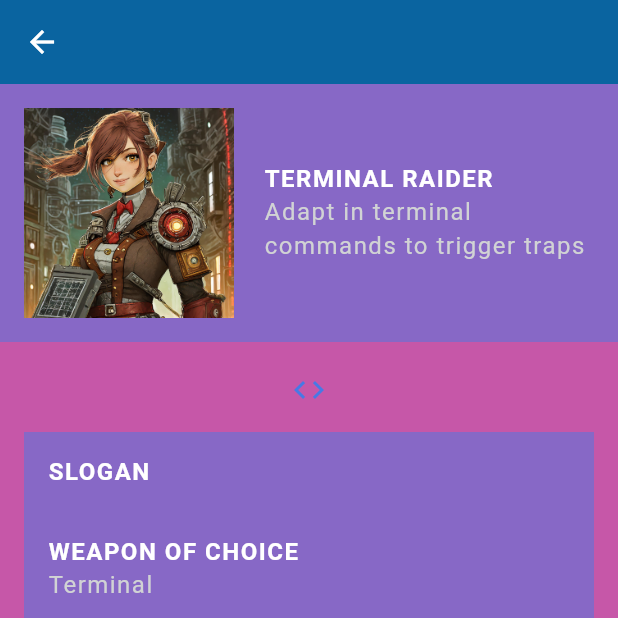
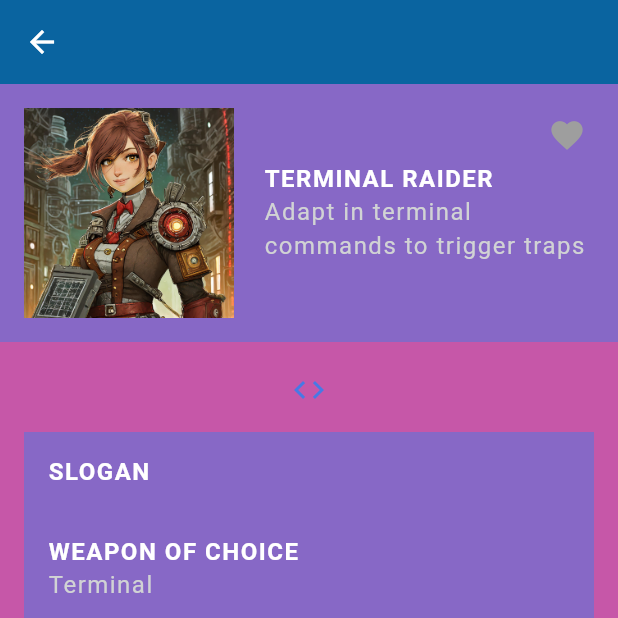
Before and after one commit to McMaurice/chelsea_players, a Flutter app: the Profile screen opened directly with empty values, on a phone screen of 412 x 824 dp, the top half of it. Run offline on Flutter 3.47's test engine with Material 3 defaults, Android fonts, the phone set to English and light mode, and no system bars; our stand-ins replace cloud_firestore, firebase_core, google_fonts; accounts and stored records are empty; Roboto replaces fonts that are missing (Kanit).

Commit message:
Added Animations to the apps and also make some UI adjustments

```diff
--- a/lib/screens/home/character_card.dart
+++ b/lib/screens/home/character_card.dart
@@ -11,14 +11,25 @@ class PlayerCard extends StatelessWidget {
 
   @override
   Widget build(BuildContext context) {
-    return Card(
+    return GestureDetector(
+      // makes whole card tappable with ripple
+      onTap: () {
+        Navigator.push(
+          context,
+          MaterialPageRoute(builder: (ctx) => Profile(character: character)),
+        );
+      },
+      child: Card(
         child: Padding(
           padding: const EdgeInsets.symmetric(horizontal: 16, vertical: 16),
           child: Row(
             children: [
-            Image.asset(
+              Hero(
+                tag: character.id,
+                child: Image.asset(
                   'assets/img/vocations/${character.vocation.image}',
                   width: 80,
+                ),
               ),
               const SizedBox(width: 20),
 
@@ -31,22 +42,13 @@ class PlayerCard extends StatelessWidget {
               ),
 
               const Expanded(child: SizedBox()),
-            IconButton(
-              onPressed: () {
-                Navigator.push(
-                  context,
-                  MaterialPageRoute(
-                    builder: (ctx) => Profile(character: character),
-                  ),
-                );
-              },
-              icon: Icon(
+              Icon(
                 Icons.arrow_forward_ios,
                 size: 16,
                 color: AppColors.textColor,
               ),
+            ],
           ),
-          ],
         ),
       ),
     );
--- /dev/null
+++ b/lib/screens/profile/heart.dart
@@ -0,0 +1,52 @@
+import 'package:chelsea_players/models/character.dart';
+import 'package:flutter/material.dart';
+
+class Heart extends StatefulWidget {
+  const Heart({super.key, required this.character});
+  final Character character;
+
+  @override
+  State<Heart> createState() => _HeartState();
+}
+
+class _HeartState extends State<Heart> with SingleTickerProviderStateMixin {
+  late AnimationController _controller;
+  // tween sequesce
+  late Animation _sizeAnimation;
+
+  @override
+  void initState() {
+    _controller = AnimationController(
+      duration: const Duration(milliseconds: 200),
+      vsync: this,
+    );
+
+    _sizeAnimation = TweenSequence([
+      TweenSequenceItem<double>(tween: Tween(begin: 25, end: 40), weight: 50),
+      TweenSequenceItem<double>(tween: Tween(begin: 40, end: 25), weight: 50),
+    ]).animate(_controller);
+
+    super.initState();
+  }
+
+  @override
+  Widget build(BuildContext context) {
+    return AnimatedBuilder(
+      animation: _controller,
+      builder: (context, child) {
+        return IconButton(
+          onPressed: () {
+            _controller.reset();
+            _controller.forward();
+            widget.character.toggleIsFav();
+          },
+          icon: Icon(
+            Icons.favorite,
+            color: widget.character.isFav ? Colors.red : Colors.grey,
+            size: _sizeAnimation.value,
+          ),
+        );
+      },
+    );
+  }
+}
--- a/lib/screens/profile/profile.dart
+++ b/lib/screens/profile/profile.dart
@@ -1,4 +1,5 @@
 import 'package:chelsea_players/models/character.dart';
+import 'package:chelsea_players/screens/profile/heart.dart';
 import 'package:chelsea_players/screens/profile/skill_list.dart';
 import 'package:chelsea_players/screens/profile/stats_table.dart';
 import 'package:chelsea_players/services/character_store.dart';
@@ -22,15 +23,20 @@ class Profile extends StatelessWidget {
           crossAxisAlignment: CrossAxisAlignment.center,
           children: [
             // prifile intro
+            Stack(
+              children: [
                 Container(
                   padding: const EdgeInsets.all(16),
                   color: AppColors.primaryColor.withAlpha((0.5 * 255).toInt()),
                   child: Row(
                     children: [
-                  Image.asset(
+                      Hero(
+                        tag: character.id,
+                        child: Image.asset(
                           'assets/img/vocations/${character.vocation.image}',
                           width: 140,
                           height: 140,
+                        ),
                       ),
                       const SizedBox(width: 20),
                       Expanded(
@@ -44,6 +50,12 @@ class Profile extends StatelessWidget {
                       ),
                     ],
                   ),
+                ),
+                Positioned(
+                    top: 10,
+                    right: 10,
+                  child: Heart(character: character)),
+              ],
             ),
 
             // weapons ability and slogan
--- a/lib/screens/profile/stats_table.dart
+++ b/lib/screens/profile/stats_table.dart
@@ -13,6 +13,8 @@ class StatsTable extends StatefulWidget {
 }
 
 class _StatsTableState extends State<StatsTable> {
+  double turns = 0.0;
+
   @override
   Widget build(BuildContext context) {
     return Padding(
@@ -24,11 +26,15 @@ class _StatsTableState extends State<StatsTable> {
             padding: const EdgeInsets.all(8),
             child: Row(
               children: [
-                Icon(
-                  Icons.star,
-                  color: widget.character.points > 0
-                      ? Colors.yellow
-                      : Colors.grey,
+                AnimatedRotation(
+                  turns: turns,
+                  duration: const Duration(milliseconds: 200),
+                  child: Icon(
+                    Icons.star,
+                    color: widget.character.points > 0
+                        ? Colors.yellow
+                        : Colors.grey,
+                  ),
                 ),
                 const SizedBox(width: 20),
                 const StyledText('Available Stat Points'),
@@ -79,6 +85,7 @@ class _StatsTableState extends State<StatsTable> {
                       onPressed: () {
                         setState(() {
                           widget.character.increaseStat(stat['title']!);
+                          turns += 0.5;
                         });
                       },
                     ),
@@ -95,6 +102,7 @@ class _StatsTableState extends State<StatsTable> {
                       onPressed: () {
                         setState(() {
                           widget.character.decreaseStat(stat['title']!);
+                          turns -= 0.5;
                         });
                       },
                     ),
```
Lines whose indentation alone changed are shown as unchanged.
